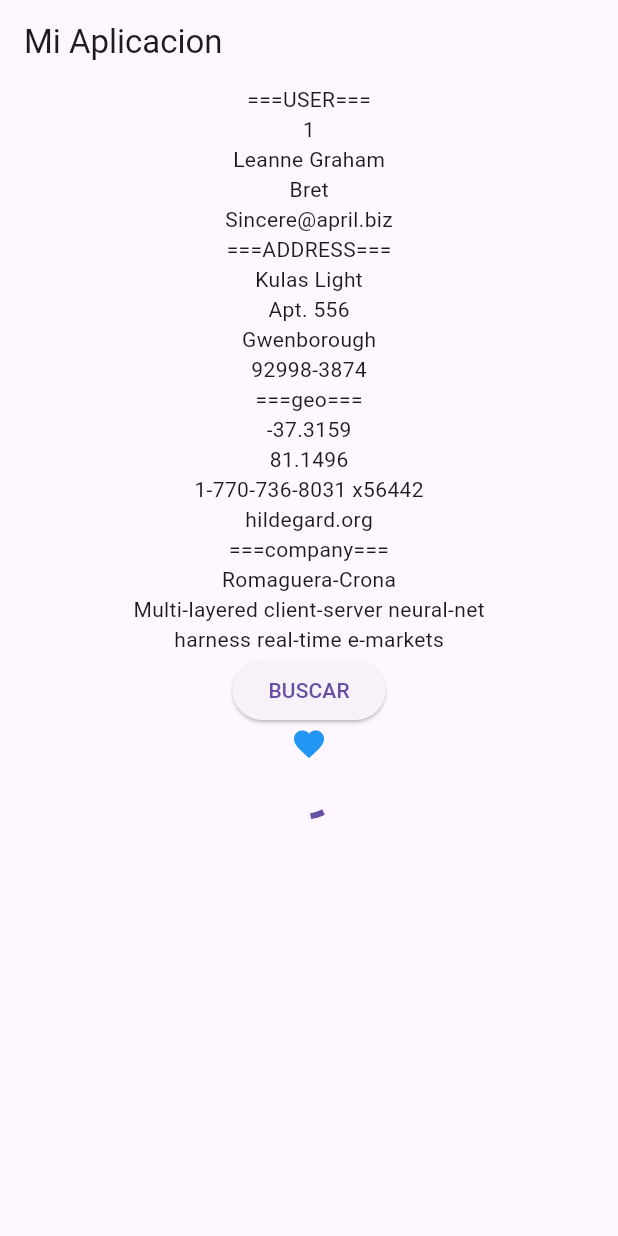
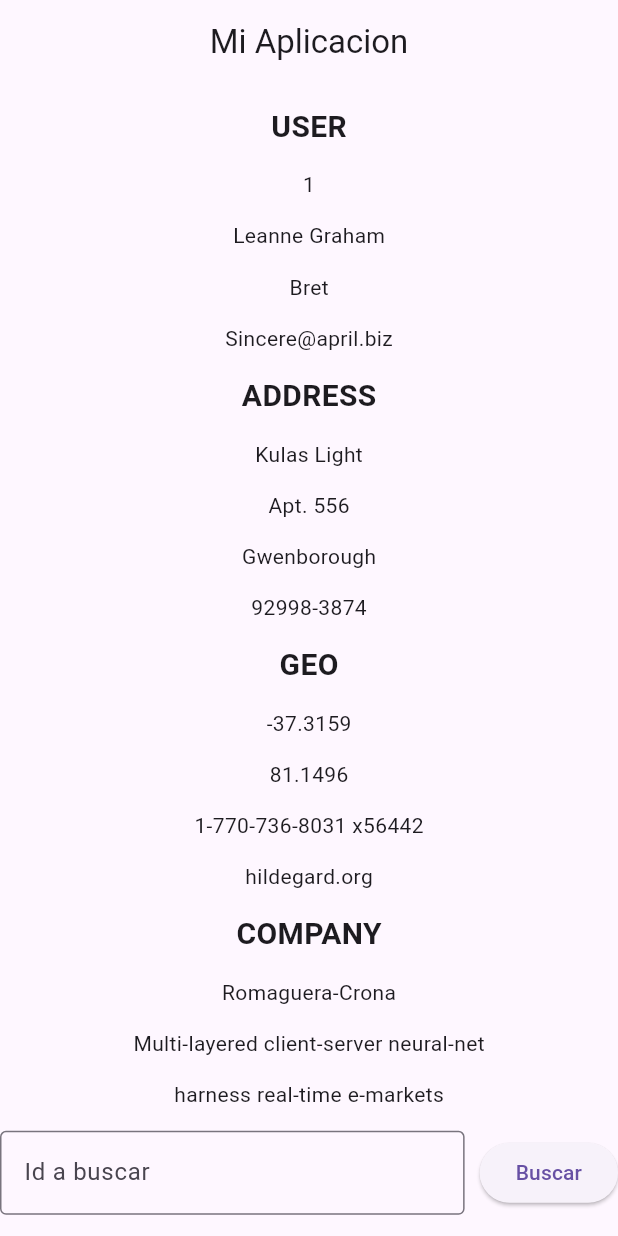
Before and after one commit to GooIvan/IvanRepositorio, a Flutter app: the screen it shows after launch, on a phone screen of 412 x 824 dp. Run offline on Flutter 3.47's test engine with Material 3 defaults, Android fonts, the phone set to English and light mode, and no system bars.

Commit message:
updated design

```diff
--- a/Actividades Sena/Flutter/07_10_2024/flutter_application_1/lib/homepages/homepage.dart
+++ b/Actividades Sena/Flutter/07_10_2024/flutter_application_1/lib/homepages/homepage.dart
@@ -9,34 +9,57 @@ class Homepage extends StatelessWidget {
   Widget build(BuildContext context) {
     return Center(
       child: Column(
+        mainAxisAlignment: MainAxisAlignment.spaceEvenly,
         children: [
-          Text('===USER==='),
+          const Text(
+            'USER',
+            style: TextStyle(fontSize: 20, fontWeight: FontWeight.bold),
+          ),
           Text('1'),
           Text('Leanne Graham'),
           Text('Bret'),
           Text('Sincere@april.biz'),
-          Text('===ADDRESS==='),
+          const Text(
+            'ADDRESS',
+            style: TextStyle(fontSize: 20, fontWeight: FontWeight.bold),
+          ),
           Text('Kulas Light'),
           Text('Apt. 556'),
           Text('Gwenborough'),
           Text('92998-3874'),
-          Text('===geo==='),
+          const Text(
+            'GEO',
+            style: TextStyle(fontSize: 20, fontWeight: FontWeight.bold),
+          ),
           Text('-37.3159'),
           Text('81.1496'),
           Text('1-770-736-8031 x56442'),
           Text('hildegard.org'),
-          Text('===company==='),
+          const Text(
+            'COMPANY',
+            style: TextStyle(fontSize: 20, fontWeight: FontWeight.bold),
+          ),
           Text('Romaguera-Crona'),
           Text('Multi-layered client-server neural-net'),
           Text('harness real-time e-markets'),
-          ElevatedButton(onPressed: () {}, child: Text('BUSCAR')),
-          Icon(
-            Icons.favorite,
-            color: Colors.blue,
-            size: 24,
-            semanticLabel: '',
-          ),
-          CircularProgressIndicator()
+          Row(
+            children: [
+              const Expanded(
+                  child: TextField(
+                decoration: InputDecoration(
+                  border: OutlineInputBorder(),
+                  hintText: 'Id a buscar',
+                ),
+              )),
+              const SizedBox(
+                width: 10,
+              ),
+              ElevatedButton(
+                onPressed: () {},
+                child: const Text('Buscar'),
+              )
+            ],
+          )
         ],
       ),
     );
--- a/Actividades Sena/Flutter/07_10_2024/flutter_application_1/lib/main.dart
+++ b/Actividades Sena/Flutter/07_10_2024/flutter_application_1/lib/main.dart
@@ -11,9 +11,13 @@ class Miapp extends StatelessWidget {
   @override
   Widget build(BuildContext context) {
     return MaterialApp(
+      debugShowCheckedModeBanner: false, // Esto quita el banner de "debug"
       title: 'sena',
       home: Scaffold(
-          appBar: AppBar(title: const Text('Mi Aplicacion')),
+          appBar: AppBar(
+            title: const Text('Mi Aplicacion'),
+            centerTitle: true, // Centra el titulo
+          ),
           body: const Homepage()),
     );
   }
```
